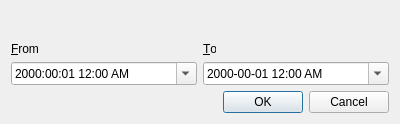
Old version of the form src/main/python/ui_designs/closingsalesdialog.ui in the repository JacksonRye/empireresturant.
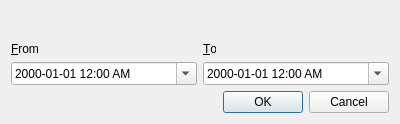
New version of the form.

```diff
--- a/src/main/python/ui_designs/closingsalesdialog.ui
+++ b/src/main/python/ui_designs/closingsalesdialog.ui
@@ -19,7 +19,7 @@
      <item row="3" column="1" alignment="Qt::AlignTop">
       <widget class="QDateTimeEdit" name="to_datetime_edit">
        <property name="displayFormat">
-        <string>yyyy-mm-dd h:mm AP</string>
+        <string>yyyy-MM-dd h:mm AP</string>
        </property>
        <property name="calendarPopup">
         <bool>true</bool>
@@ -32,7 +32,7 @@
         <enum>QDateTimeEdit::YearSection</enum>
        </property>
        <property name="displayFormat">
-        <string>yyyy:mm:dd h:mm AP</string>
+        <string>yyyy-MM-dd h:mm AP</string>
        </property>
        <property name="calendarPopup">
         <bool>true</bool>
```
